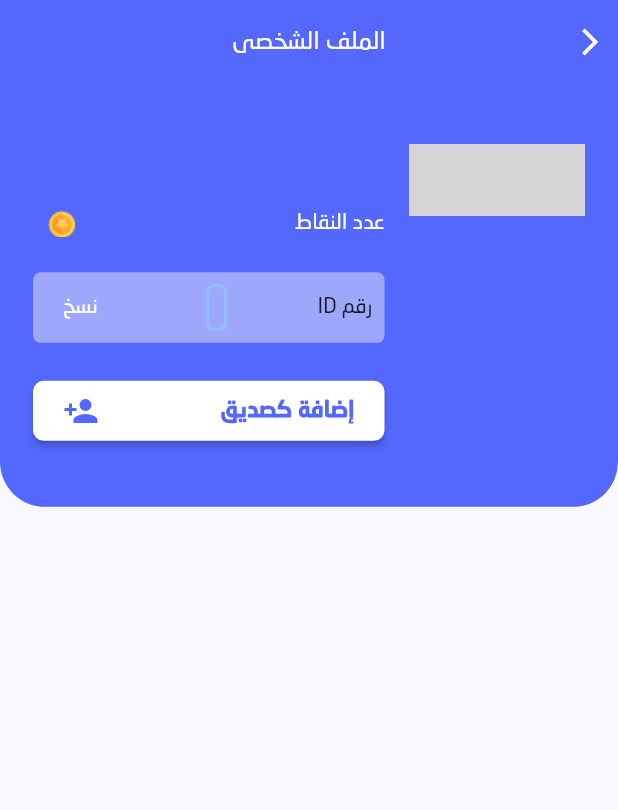
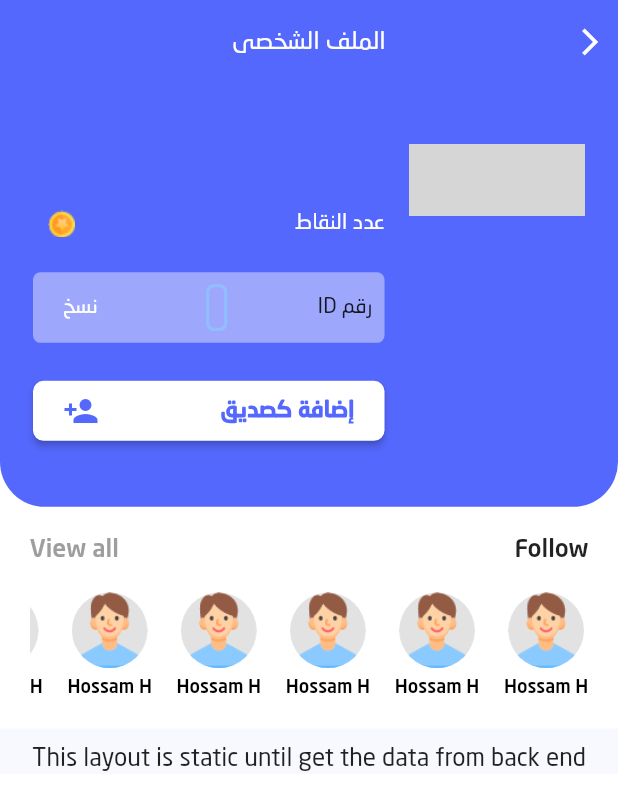
Before and after one commit to Hossam52/e-learning, a Flutter app: the StudentProfileView screen opened directly with empty values, on a phone screen of 412 x 824 dp. Shown: the top 810 px of the screen. Run offline on Flutter 3.47's test engine with Material 2 defaults, Android fonts, the phone set to English and light mode, and no system bars; drawn by our look-alikes of cached_network_image; our stand-ins replace animated_splash_screen, bloc, buttons_tabbar, carousel_slider, date_picker_timeline, dio and 27 more; missing offline and left inert: duration_picker, flutter_absolute_path, flutter_card_swipper, multi_image_picker2, syncfusion_flutter_pdfviewer; accounts and stored records are empty; generated files the repository leaves out were written again; network calls fail; project files that could hold a hidden picture were left out; grey boxes are pictures that could not be loaded.

```diff
--- a/lib/modules/profile/student_profile_view.dart
+++ b/lib/modules/profile/student_profile_view.dart
@@ -1,6 +1,8 @@
 import 'package:e_learning/models/student/auth/student_data_model.dart';
 import 'package:e_learning/modules/auth/cubit/cubit.dart';
 import 'package:e_learning/modules/auth/cubit/states.dart';
+import 'package:e_learning/modules/groups/cubit/cubit.dart';
+import 'package:e_learning/modules/groups/student/group_view/discuss_tab/group_question_tab.dart';
 import 'package:e_learning/modules/profile/student/student_profile_info_build.dart';
 import 'package:e_learning/modules/student/cubit/cubit/cubit.dart';
 import 'package:e_learning/modules/student/cubit/cubit/states.dart';
@@ -8,12 +10,15 @@ import 'package:e_learning/shared/componants/componants.dart';
 import 'package:e_learning/shared/componants/constants.dart';
 import 'package:e_learning/shared/componants/widgets/default_loader.dart';
 import 'package:e_learning/shared/componants/widgets/no_data_widget.dart';
+import 'package:e_learning/shared/responsive_ui/device_information.dart';
 import 'package:e_learning/shared/responsive_ui/responsive_widget.dart';
 import 'package:e_learning/shared/styles/colors.dart';
+import 'package:e_learning/shared/styles/styles.dart';
 import 'package:flutter/material.dart';
 import 'package:flutter/services.dart';
 import 'package:flutter_bloc/flutter_bloc.dart';
 import 'package:flutter_conditional_rendering/conditional.dart';
+import 'package:flutter_screenutil/flutter_screenutil.dart';
 
 class StudentProfileView extends StatefulWidget {
   StudentProfileView({
@@ -84,38 +89,35 @@ class _StudentProfileViewState extends State<StudentProfileView> {
                               statusBarIconBrightness: Brightness.light,
                             ),
                           ),
-                          body: Column(
-                            children: [
-                              StudentProfileInfoBuild(
-                                deviceInfo: deviceInfo,
-                                // image: "${widget.student!.image}",
-                                // name: "${widget.student!.name}",
-                                // points: "${widget.student!.points}",
-                                // code: "${widget.student!.code}",
-                                student: widget.student,
-                                authType: authType,
-                                trailing: defaultMaterialIconButton(
-                                  text: widget.isFriend ? 'حذف' : 'إضافة كصديق',
-                                  icon: widget.isFriend
-                                      ? Icons.person_remove
-                                      : Icons.person_add,
-                                  backgroundColor: widget.isFriend
-                                      ? errorColor
-                                      : Colors.white,
-                                  textColor: widget.isFriend
-                                      ? Colors.white
-                                      : primaryColor,
-                                  isLoading: cubit.addFriendWithCodeLoading,
-                                  onPressed: () {
-                                    cubit.addAndRemoveFriendWithCode(
-                                      code: widget.student!.code!,
-                                      context: context,
-                                      isAdd: !widget.isFriend,
-                                    );
-                                  },
+                          backgroundColor: backgroundColor,
+                          body: SingleChildScrollView(
+                            child: Column(
+                              children: [
+                                Container(
+                                  color: Colors.white,
+                                  child: Column(
+                                    mainAxisSize: MainAxisSize.min,
+                                    children: [
+                                      _personalInfo(deviceInfo, cubit, context),
+                                      _followPersons(deviceInfo),
+                                    ],
+                                  ),
                                 ),
-                              ),
-                            ],
+                                SizedBox(height: 11.h),
+                                Text(
+                                    'This layout is static until get the data from back end',
+                                    style: TextStyle(fontSize: 16.sp)),
+                                GroupStudentTab(
+                                  cubit: GroupCubit.get(context),
+                                  deviceInfo: deviceInfo,
+                                  groupId: 0,
+                                  isQuestion: false,
+                                  isStudent: true,
+                                  posts: GroupCubit.get(context).postsList,
+                                  isPost: true,
+                                ),
+                              ],
+                            ),
                           ),
                         ),
                 );
@@ -126,4 +128,94 @@ class _StudentProfileViewState extends State<StudentProfileView> {
       },
     );
   }
+
+  StudentProfileInfoBuild _personalInfo(
+      DeviceInformation deviceInfo, StudentCubit cubit, BuildContext context) {
+    return StudentProfileInfoBuild(
+      deviceInfo: deviceInfo,
+      // image: "${widget.student!.image}",
+      // name: "${widget.student!.name}",
+      // points: "${widget.student!.points}",
+      // code: "${widget.student!.code}",
+      student: widget.student,
+      authType: authType,
+      trailing: defaultMaterialIconButton(
+        text: widget.isFriend ? 'حذف' : 'إضافة كصديق',
+        icon: widget.isFriend ? Icons.person_remove : Icons.person_add,
+        backgroundColor: widget.isFriend ? errorColor : Colors.white,
+        textColor: widget.isFriend ? Colors.white : primaryColor,
+        isLoading: cubit.addFriendWithCodeLoading,
+        onPressed: () {
+          cubit.addAndRemoveFriendWithCode(
+            code: widget.student!.code!,
+            context: context,
+            isAdd: !widget.isFriend,
+          );
+        },
+      ),
+    );
+  }
+
+  Widget _followPersons(deviceInfo) {
+    return Padding(
+      padding: EdgeInsets.all(18.w),
+      child: Column(
+        children: [
+          Row(
+            mainAxisAlignment: MainAxisAlignment.spaceBetween,
+            children: [
+              Text('Follow', style: secondaryTextStyle(deviceInfo)),
+              Text('View all',
+                  style: secondaryTextStyle(deviceInfo)
+                      .copyWith(color: Colors.grey)),
+            ],
+          ),
+          SizedBox(height: 18.h),
+          _followersListView(deviceInfo),
+        ],
+      ),
+    );
+  }
+
+  Widget _followersListView(deviceInfo) {
+    return SizedBox(
+      height: 70.h,
+      child: responsiveWidget(
+          responsive: ((context, deviceInformation) => ListView.separated(
+                separatorBuilder: (context, index) => SizedBox(width: 15.w),
+                itemBuilder: (_, index) {
+                  return _FollowerItem(
+                    deviceInfo: deviceInfo,
+                  );
+                },
+                itemCount: 10,
+                scrollDirection: Axis.horizontal,
+              ))),
+    );
+  }
 }
+
+class _FollowerItem extends StatelessWidget {
+  const _FollowerItem({Key? key, required this.deviceInfo}) : super(key: key);
+  final DeviceInformation deviceInfo;
+  @override
+  Widget build(BuildContext context) {
+    return Column(
+      children: [
+        Container(
+          width: 50.r,
+          height: 50.r,
+          decoration: BoxDecoration(
+              shape: BoxShape.circle,
+              image: DecorationImage(
+                  image: AssetImage('assets/images/profile.png'))),
+        ),
+        SizedBox(height: 5.h),
+        Text(
+          'Hossam H',
+          style: subTextStyle(deviceInfo).copyWith(color: Colors.black),
+        )
+      ],
+    );
+  }
+}
```
Also changed, not shown: lib/modules/following_list/teacher_view/teacher_profile_test_build_item.dart (+18 -11 lines), lib/modules/following_list/teacher_view/teacher_questions_tab.dart (+59 -40 lines), lib/modules/groups/cubit/cubit.dart (+13 -9 lines), lib/shared/componants/widgets/default_add_post_widget.dart (+3 -4 lines).
